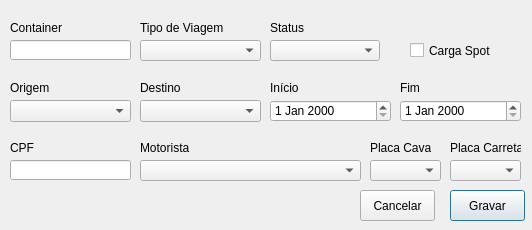
Before: the Qt Designer form GUI/EditarViagem/EditarViagem.ui in Aniroth/WM-Lages, drawn with Qt 5.
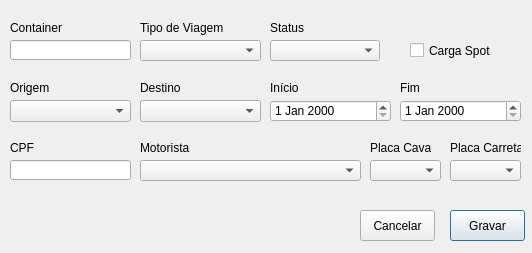
After: the same form once the commit is applied.

Patch:
```diff
--- a/GUI/EditarViagem/EditarViagem.ui
+++ b/GUI/EditarViagem/EditarViagem.ui
@@ -7,7 +7,7 @@
     <x>0</x>
     <y>0</y>
     <width>532</width>
-    <height>230</height>
+    <height>253</height>
    </rect>
   </property>
   <property name="sizePolicy">
@@ -213,7 +213,7 @@
    <property name="geometry">
     <rect>
      <x>450</x>
-     <y>190</y>
+     <y>210</y>
      <width>75</width>
      <height>31</height>
     </rect>
@@ -226,7 +226,7 @@
    <property name="geometry">
     <rect>
      <x>360</x>
-     <y>190</y>
+     <y>210</y>
      <width>75</width>
      <height>31</height>
     </rect>
```
